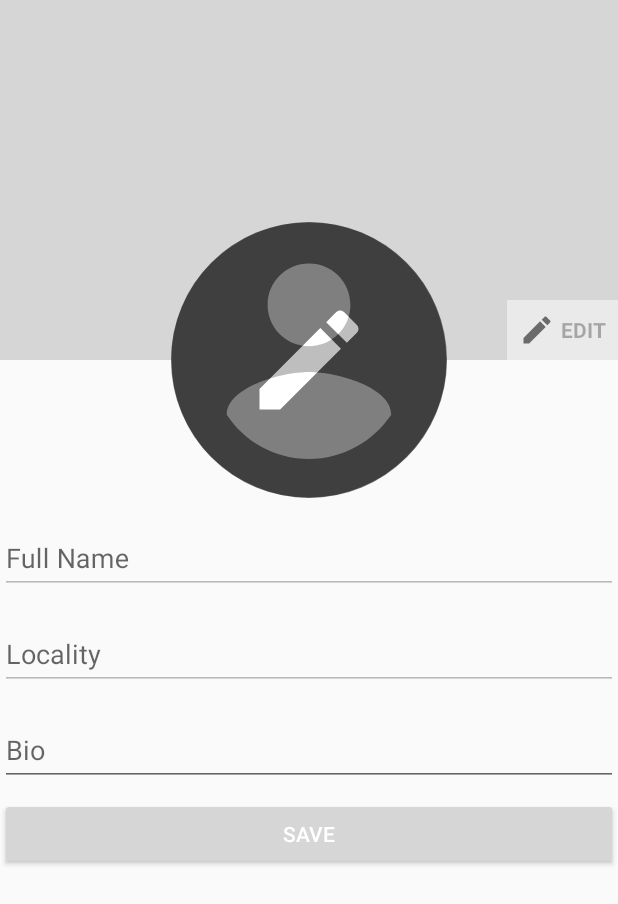
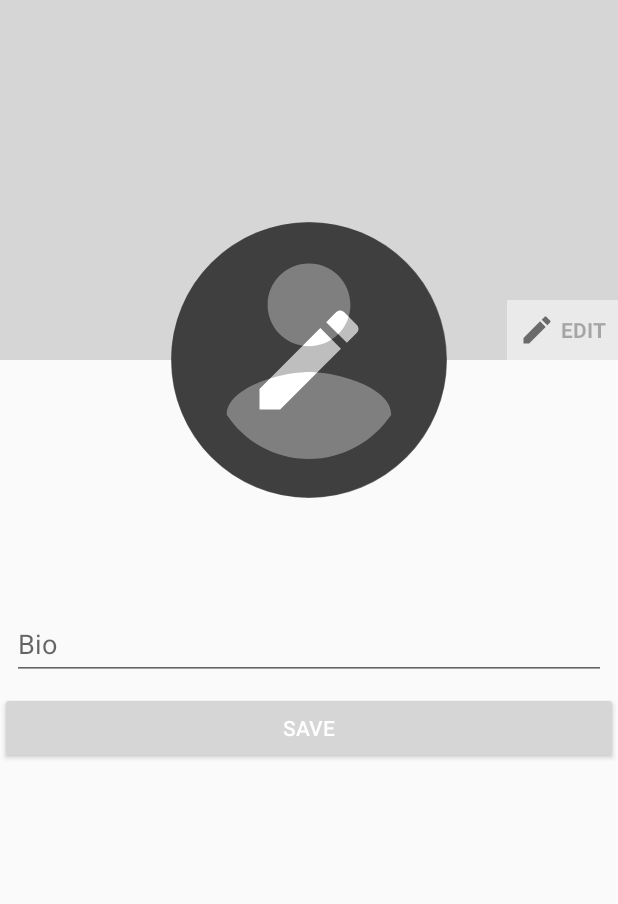
Before and after one commit to AniruddhaChattopadhyay/lubble-android-aniruddha, an Android app: the fragment EditProfileFrag placed in its activity, after a tap on "SAVE", on a phone screen of 412 x 824 dp. Shown: the top 904 px of the screen. Run offline under Robolectric (Android 15) with nearby library versions, the phone set to English and light mode, and no system bars; our stand-ins replace Firebase (no records; nobody signed in at launch, a user with empty details on screens opened directly); 12 statements that could not run were skipped.

Commit message:
1. name n lubble cant be edited 2. Save btn now closes the edit screen

```diff
--- a/app/src/main/AndroidManifest.xml
+++ b/app/src/main/AndroidManifest.xml
@@ -37,6 +37,7 @@
             android:name=".chat.ChatActivity"
             android:label="Chat" />
         <activity
+            android:windowSoftInputMode="adjustPan"
             android:name=".profile.ProfileActivity"
             android:label="Profile" />
 
--- a/app/src/main/java/in/lubble/app/profile/EditProfileFrag.java
+++ b/app/src/main/java/in/lubble/app/profile/EditProfileFrag.java
@@ -10,6 +10,7 @@ import android.view.View;
 import android.view.ViewGroup;
 import android.widget.Button;
 import android.widget.ImageView;
+import android.widget.TextView;
 import android.widget.Toast;
 
 import com.bumptech.glide.signature.ObjectKey;
@@ -42,8 +43,8 @@ public class EditProfileFrag extends Fragment {
 
     private ImageView coverPicIv;
     private ImageView profilePicIv;
-    private TextInputLayout fullNameTil;
-    private TextInputLayout localityTil;
+    private TextView fullNameTv;
+    private TextView lubbleTv;
     private TextInputLayout bioTil;
     private Button saveBtn;
     private View rootView;
@@ -75,8 +76,8 @@ public class EditProfileFrag extends Fragment {
 
         coverPicIv = rootView.findViewById(R.id.iv_cover);
         profilePicIv = rootView.findViewById(R.id.iv_profilePic);
-        fullNameTil = rootView.findViewById(R.id.til_fullName);
-        localityTil = rootView.findViewById(R.id.til_locality);
+        fullNameTv = rootView.findViewById(R.id.tv_name);
+        lubbleTv = rootView.findViewById(R.id.tv_lubble);
         bioTil = rootView.findViewById(R.id.til_bio);
         saveBtn = rootView.findViewById(R.id.btn_save_profile);
 
@@ -84,12 +85,13 @@ public class EditProfileFrag extends Fragment {
         rootView.findViewById(R.id.iv_dp_edit_overlay).setVisibility(View.VISIBLE);
 
         userRef = FirebaseDatabase.getInstance().getReference("users").child(FirebaseAuth.getInstance().getCurrentUser().getUid());
-        userRef.addValueEventListener(new ValueEventListener() {
+        userRef.addListenerForSingleValueEvent(new ValueEventListener() {
             @Override
             public void onDataChange(DataSnapshot dataSnapshot) {
+                if (isAdded()) {
                     fetchedProfileData = dataSnapshot.getValue(ProfileData.class);
-                fullNameTil.getEditText().setText(fetchedProfileData.getName());
-                localityTil.getEditText().setText(fetchedProfileData.getLocality());
+                    fullNameTv.setText(fetchedProfileData.getName());
+                    lubbleTv.setText(fetchedProfileData.getLocality());
                     bioTil.getEditText().setText(fetchedProfileData.getBio());
                     GlideApp.with(getContext())
                             .load(fetchedProfileData.getProfilePic())
@@ -99,6 +101,7 @@ public class EditProfileFrag extends Fragment {
                     GlideApp.with(getContext())
                             .load(fetchedProfileData.getCoverPic())
                             .into(coverPicIv);
+                }
             }
 
             @Override
@@ -140,16 +143,9 @@ public class EditProfileFrag extends Fragment {
                 ProfileData updatedProfileData = fetchedProfileData;
                 updatedProfileData.setBio(StringUtils.getStringFromTil(bioTil));
                 userRef.setValue(updatedProfileData);
+                getFragmentManager().popBackStack();
             }
         });
-
-        /*todo set default profile n cover pics
-        GlideApp.with(getContext()).load(BASE_MEDIA_URL + profileData.getCoverPic())
-                .placeholder(R.drawable.cover_pic)
-                .into(coverPicIv);
-        GlideApp.with(getContext()).load(BASE_MEDIA_URL + profileData.getProfilePic())
-                .placeholder(R.drawable.ic_account_circle_black_no_padding)
-                .into(profilePicIv);*/
 
         return rootView;
     }
--- a/app/src/main/res/layout/fragment_edit_profile.xml
+++ b/app/src/main/res/layout/fragment_edit_profile.xml
@@ -14,45 +14,29 @@
             android:layout_width="match_parent"
             android:layout_height="wrap_content" />
 
-        <android.support.design.widget.TextInputLayout
-            android:id="@+id/til_fullName"
+        <TextView
+            android:id="@+id/tv_name"
             android:layout_width="match_parent"
             android:layout_height="wrap_content"
-            android:layout_below="@id/layout_profile_header"
             android:layout_marginTop="8dp"
-            android:hint="Full Name">
+            android:gravity="center"
+            android:textAppearance="@style/Base.TextAppearance.AppCompat.Title"
+            tools:text="Full Name" />
 
-            <EditText
-                android:layout_width="match_parent"
-                android:layout_height="wrap_content"
-                android:clickable="false"
-                android:enabled="false"
-                android:focusable="false" />
-
-        </android.support.design.widget.TextInputLayout>
-
-        <android.support.design.widget.TextInputLayout
-            android:id="@+id/til_locality"
+        <TextView
+            android:id="@+id/tv_lubble"
             android:layout_width="match_parent"
             android:layout_height="wrap_content"
-            android:layout_below="@id/til_fullName"
-            android:clickable="false"
-            android:enabled="false"
-            android:focusable="false"
-            android:layout_marginTop="8dp"
-            android:hint="Locality">
-
-            <EditText
-                android:layout_width="match_parent"
-                android:layout_height="wrap_content" />
-
-        </android.support.design.widget.TextInputLayout>
+            android:gravity="center"
+            android:textAppearance="@style/Base.TextAppearance.AppCompat.Subhead"
+            tools:text="Lubble Name" />
 
         <android.support.design.widget.TextInputLayout
             android:id="@+id/til_bio"
             android:layout_width="match_parent"
             android:layout_height="wrap_content"
-            android:layout_below="@id/til_locality"
+            android:layout_marginLeft="8dp"
+            android:layout_marginRight="8dp"
             android:layout_marginTop="8dp"
             android:hint="Bio">
 
--- a/app/src/main/res/layout/fragment_profile.xml
+++ b/app/src/main/res/layout/fragment_profile.xml
@@ -43,6 +43,8 @@
             android:layout_height="wrap_content"
             android:layout_below="@id/tv_locality"
             android:layout_centerHorizontal="true"
+            android:layout_marginLeft="8dp"
+            android:layout_marginRight="8dp"
             android:layout_marginTop="8dp"
             android:gravity="center"
             tools:text="Android developer and tech enthusiast.\nFitness freak on weekdays,\nparty animal by the weekend" />
```
Lines whose indentation alone changed are shown as unchanged.
